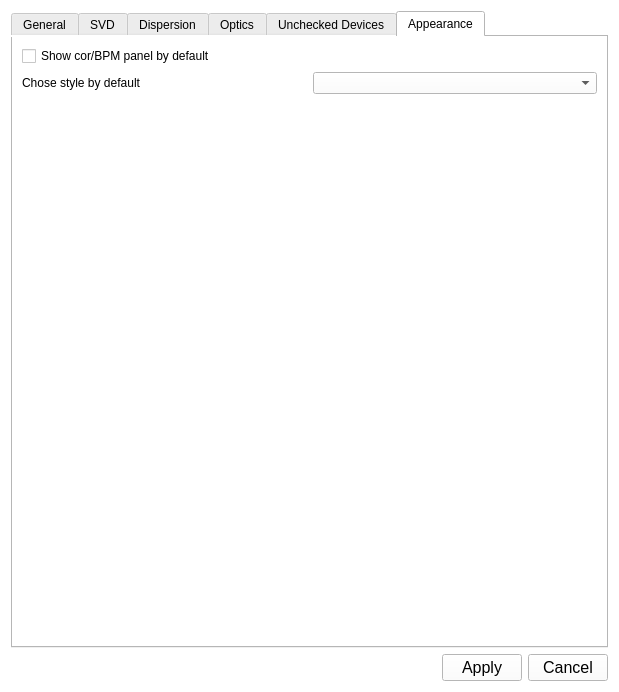
The window that gui/UISettings.ui (sergey-tomin/manul) describes before a commit, drawn with Qt 5.
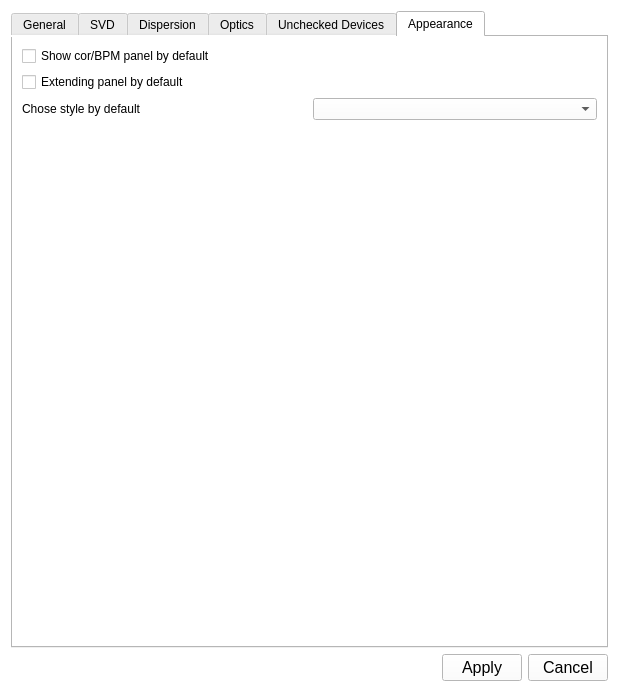
The same window after the commit. The open tabs and pages were chosen to show the change.

Diff of the .ui file:
```diff
--- a/gui/UISettings.ui
+++ b/gui/UISettings.ui
@@ -965,16 +965,6 @@
        <string>Appearance</string>
       </attribute>
       <layout class="QGridLayout" name="gridLayout_10">
-       <item row="1" column="0">
-        <widget class="QLabel" name="label_18">
-         <property name="text">
-          <string>Chose style by default</string>
-         </property>
-        </widget>
-       </item>
-       <item row="1" column="1">
-        <widget class="QComboBox" name="cb_style_def"/>
-       </item>
        <item row="0" column="0">
         <widget class="QCheckBox" name="cb_show_cor_panel">
          <property name="text">
@@ -982,7 +972,17 @@
          </property>
         </widget>
        </item>
+       <item row="2" column="1">
+        <widget class="QComboBox" name="cb_style_def"/>
+       </item>
        <item row="2" column="0">
+        <widget class="QLabel" name="label_18">
+         <property name="text">
+          <string>Chose style by default</string>
+         </property>
+        </widget>
+       </item>
+       <item row="3" column="0">
         <spacer name="verticalSpacer_5">
          <property name="orientation">
           <enum>Qt::Vertical</enum>
@@ -995,6 +995,13 @@
          </property>
         </spacer>
        </item>
+       <item row="1" column="0">
+        <widget class="QCheckBox" name="chb_show_extension">
+         <property name="text">
+          <string>Extending panel by default</string>
+         </property>
+        </widget>
+       </item>
       </layout>
      </widget>
     </widget>
```
